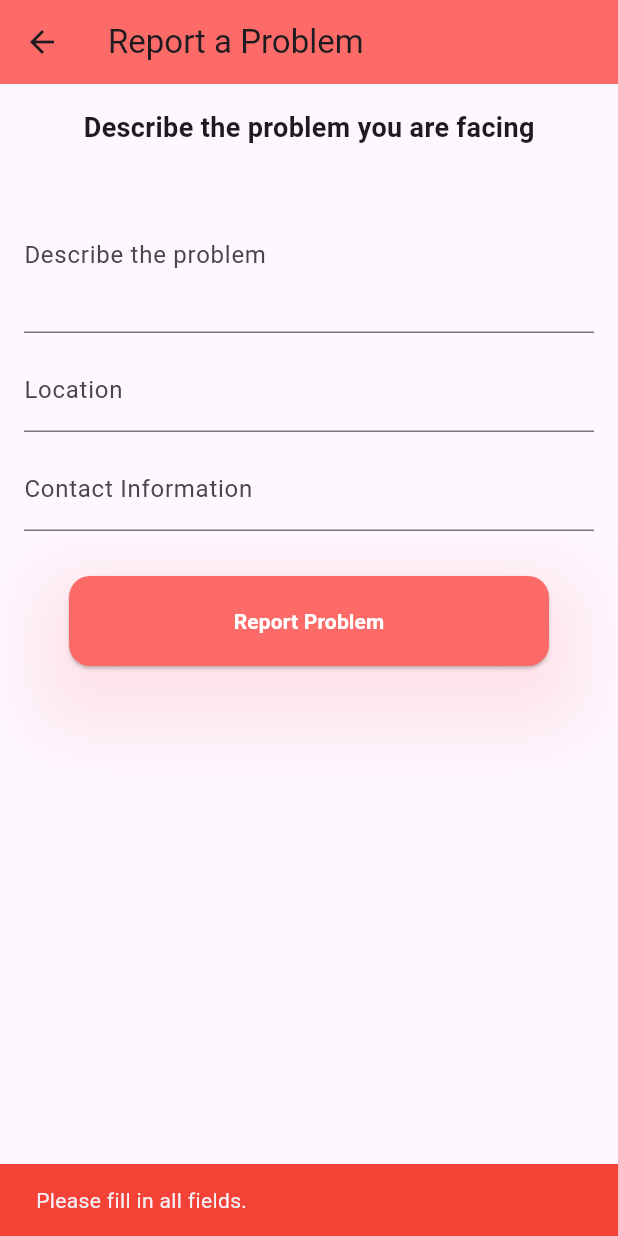
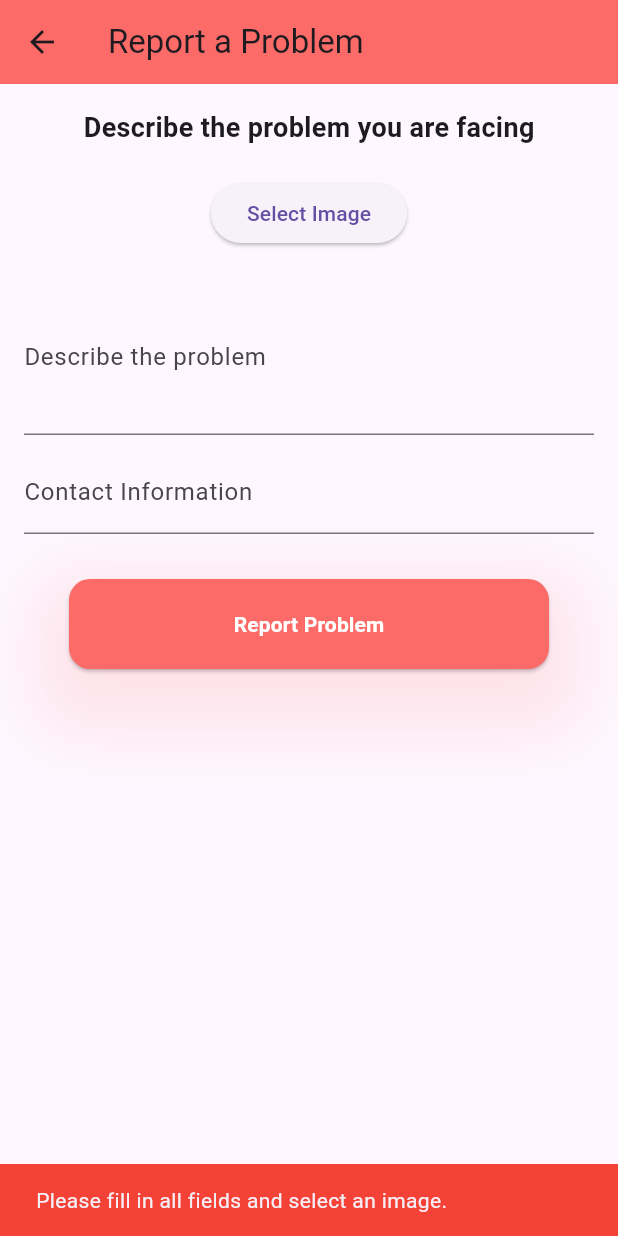
Before and after one commit to Dhara-WRS/Dhara-App, a Flutter app: the ReportWaterProblemPage screen opened directly, after a tap on "Report Problem", on a phone screen of 412 x 824 dp. Run offline on Flutter 3.47's test engine with Material 3 defaults, Android fonts, the light colour scheme and no system bars; our stand-ins replace cloud_firestore, firebase_auth, firebase_core, firebase_storage, flutter_svg, geolocator and 2 more; accounts and stored records are empty; network calls fail; Roboto replaces fonts that are missing (Poppins).

Commit message:
added: geolocation and image upload

```diff
--- a/lib/view/pages/home_page.dart
+++ b/lib/view/pages/home_page.dart
@@ -5,6 +5,7 @@ import 'package:epics_pj/cofig/textstyles.dart';
 import 'package:epics_pj/utils/services.dart';
 import 'package:epics_pj/view/pages/onboarding_page.dart';
 import 'package:epics_pj/view/pages/report_water_problem_page.dart';
+import 'package:epics_pj/view/pages/view_reported_problems_page.dart';
 import 'package:epics_pj/view/widgets/buttons.dart';
 import 'package:epics_pj/view/widgets/frostedBg.dart';
 import 'package:flutter/material.dart';
@@ -119,8 +120,7 @@ class HomePage extends StatelessWidget {
                           Navigator.push(
                               context,
                               MaterialPageRoute(
-                                  builder: (context) =>
-                                      ReportWaterProblemPage()));
+                                  builder: (context) => WaterProblemsPage()));
                         }),
                     TextButton(
                         child: Text("Logout"),
--- a/lib/view/pages/report_water_problem_page.dart
+++ b/lib/view/pages/report_water_problem_page.dart
@@ -1,9 +1,15 @@
+import 'dart:developer';
+import 'dart:io';
 import 'package:epics_pj/cofig/colors.dart';
+import 'package:epics_pj/view/pages/login_page.dart';
 import 'package:epics_pj/view/widgets/showMessage.dart';
+import 'package:firebase_storage/firebase_storage.dart';
 import 'package:flutter/material.dart';
 import 'package:cloud_firestore/cloud_firestore.dart';
 import 'package:firebase_auth/firebase_auth.dart';
 import 'package:epics_pj/view/widgets/buttons.dart'; // Import your AppButton widget
+import 'package:geolocator/geolocator.dart';
+import 'package:image_picker/image_picker.dart';
 
 class ReportWaterProblemPage extends StatefulWidget {
   const ReportWaterProblemPage({Key? key}) : super(key: key);
@@ -14,11 +20,12 @@ class ReportWaterProblemPage extends StatefulWidget {
 
 class _ReportWaterProblemPageState extends State<ReportWaterProblemPage> {
   final TextEditingController problemController = TextEditingController();
-  final TextEditingController locationController = TextEditingController();
   final TextEditingController contactController = TextEditingController();
-
+  Position? position;
   String? userName;
   String? userUID;
+
+  XFile? _image;
 
   @override
   void initState() {
@@ -30,6 +37,10 @@ class _ReportWaterProblemPageState extends State<ReportWaterProblemPage> {
     // Access FirebaseAuth instance to get the current user
     User? user = FirebaseAuth.instance.currentUser;
 
+    // Get current location
+    position = await Geolocator.getCurrentPosition(
+      desiredAccuracy: LocationAccuracy.high,
+    );
     if (user != null) {
       setState(() {
         userName = user.displayName;
@@ -40,37 +51,60 @@ class _ReportWaterProblemPageState extends State<ReportWaterProblemPage> {
 
   void _reportProblem(BuildContext context) async {
     String problemDescription = problemController.text;
-    String location = locationController.text;
     String contact = contactController.text;
 
-    if (problemDescription.isNotEmpty &&
-        location.isNotEmpty &&
-        contact.isNotEmpty) {
+    if (problemDescription.isNotEmpty && contact.isNotEmpty && _image != null) {
       FirebaseFirestore firestore = FirebaseFirestore.instance;
 
+      try {
+        // Upload the image to Firebase Storage
+        Reference ref = FirebaseStorage.instance
+            .ref()
+            .child('problem_images')
+            .child('${DateTime.now()}.jpg');
+        UploadTask uploadTask = ref.putFile(File(_image!.path));
+        await uploadTask.whenComplete(() async {
+          String imageUrl = await ref.getDownloadURL();
+
           // Add the data to Firestore
-      try {
           await firestore.collection('/reported_problem/').add({
             'user_uid': userUID,
             'user_name': userName,
             'problem_description': problemDescription,
-          'location': location,
+            'location': GeoPoint(position!.latitude, position!.longitude),
             'contact': contact,
+            'image_url': imageUrl,
             'timestamp': FieldValue.serverTimestamp(),
+          });
+          Navigator.pop(context);
+          ScaffoldMessenger.of(context).showSnackBar(SnackBar(
+            content: Text('Problem reported successfully!'),
+          ));
         });
       } catch (e) {
         print(e);
         showMessage(e.toString(), context);
+        ScaffoldMessenger.of(context).showSnackBar(SnackBar(
+          content: Text('Something went wrong! Please try again.'),
+        ));
+      }
+    } else {
+      ScaffoldMessenger.of(context).showSnackBar(SnackBar(
+        content: Text('Please fill in all fields and select an image.'),
+        backgroundColor: Colors.red,
+      ));
+    }
   }
 
-      ScaffoldMessenger.of(context).showSnackBar(SnackBar(
-        content: Text('Problem reported successfully!'),
-      ));
-    } else {
-      ScaffoldMessenger.of(context).showSnackBar(SnackBar(
-        content: Text('Please fill in all fields.'),
-        backgroundColor: Colors.red,
-      ));
+  Future<void> _getImage() async {
+    XFile? pickedImage = await ImagePicker().pickImage(
+      source: ImageSource.gallery,
+    );
+
+    if (pickedImage != null) {
+      setState(() {
+        _image = pickedImage;
+      });
     }
   }
 
@@ -84,6 +118,7 @@ class _ReportWaterProblemPageState extends State<ReportWaterProblemPage> {
       body: Padding(
         padding: const EdgeInsets.all(16.0),
         child: Form(
+          child: SingleChildScrollView(
             child: Column(
               children: [
                 Text(
@@ -91,9 +126,19 @@ class _ReportWaterProblemPageState extends State<ReportWaterProblemPage> {
                   style: TextStyle(fontSize: 18, fontWeight: FontWeight.bold),
                 ),
                 SizedBox(height: 20),
+                // Button to select image
+                ElevatedButton(
+                  onPressed: _getImage,
+                  child: Text('Select Image'),
+                ),
+
+                SizedBox(height: 20),
+                // Display the selected image
+                if (_image != null) Image.file(File(_image!.path)),
                 TextFormField(
                   controller: problemController,
-                decoration: InputDecoration(labelText: 'Describe the problem'),
+                  decoration:
+                      InputDecoration(labelText: 'Describe the problem'),
                   maxLines: 3,
                   validator: (value) {
                     if (value == null || value.isEmpty) {
@@ -102,17 +147,7 @@ class _ReportWaterProblemPageState extends State<ReportWaterProblemPage> {
                     return null;
                   },
                 ),
-              SizedBox(height: 10),
-              TextFormField(
-                controller: locationController,
-                decoration: InputDecoration(labelText: 'Location'),
-                validator: (value) {
-                  if (value == null || value.isEmpty) {
-                    return 'Please enter the location.';
-                  }
-                  return null;
-                },
-              ),
+
                 SizedBox(height: 10),
                 TextFormField(
                   controller: contactController,
@@ -125,7 +160,7 @@ class _ReportWaterProblemPageState extends State<ReportWaterProblemPage> {
                   },
                 ),
                 SizedBox(height: 20),
-              // Replace ElevatedButton with your AppButton
+
                 AppButton(
                   text: 'Report Problem',
                   onTap: () => _reportProblem(context),
@@ -134,6 +169,7 @@ class _ReportWaterProblemPageState extends State<ReportWaterProblemPage> {
             ),
           ),
         ),
+      ),
     );
   }
 }
--- a/pubspec.yaml
+++ b/pubspec.yaml
@@ -40,6 +40,11 @@ dependencies:
   flutter_svg: ^2.0.9
   google_sign_in: ^6.1.6
   cloud_firestore: ^4.13.6
+  geolocator: ^7.6.2
+  image_picker: ^0.8.4+2
+  firebase_storage: ^11.6.0
+  intl: ^0.19.0
+
 
 dev_dependencies:
   flutter_test:
```
Also changed, not shown: lib/view/pages/view_reported_problems_page.dart (added, +106 -0 lines), pubspec.lock, 11 other files. Lines whose indentation alone changed are shown as unchanged.
